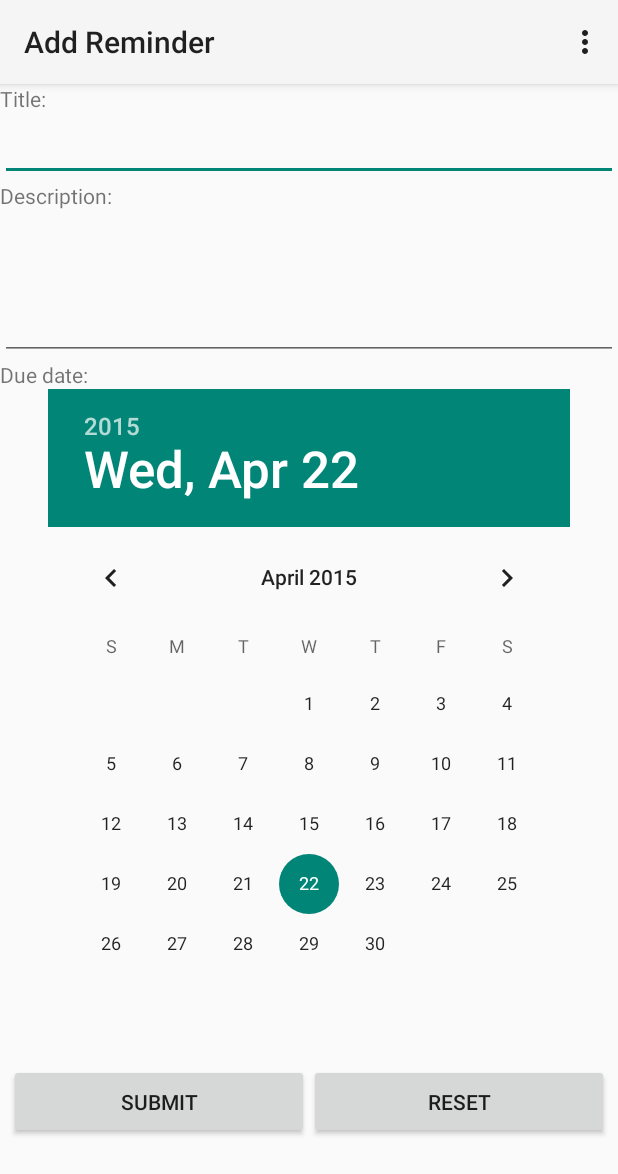
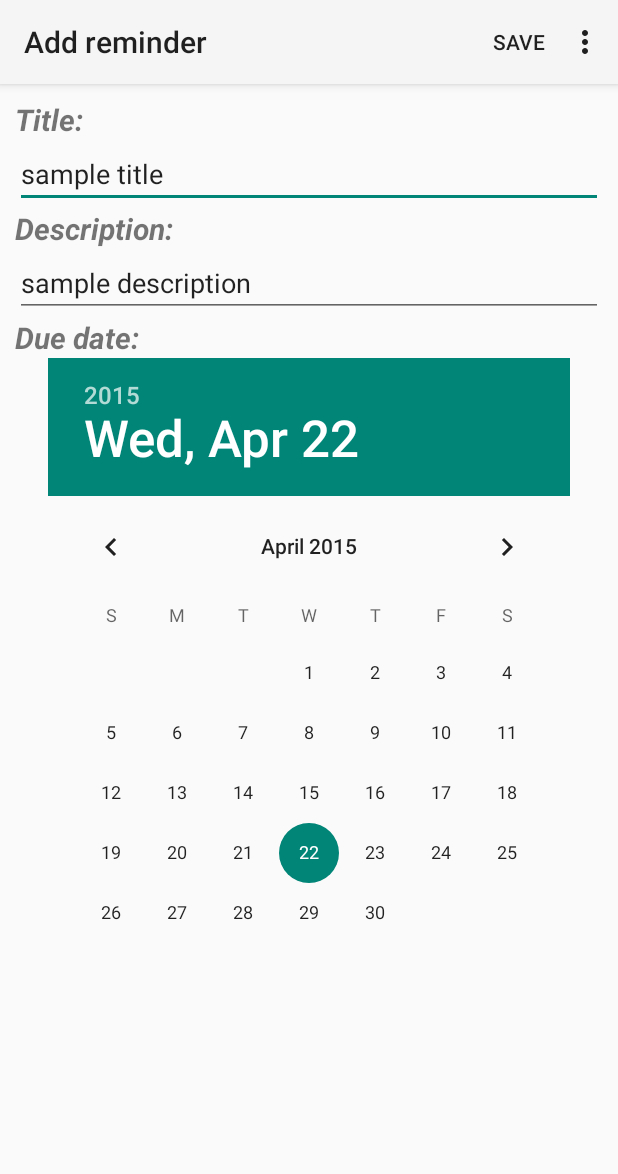
Before and after one commit to zippoobbiz/FIT4039-Android-week5lab, an Android app: the AddReminderActivity screen opened directly, with no data from a screen before it, on a phone screen of 412 x 824 dp. Shown: the top 1174 px of the screen. Run offline under Robolectric (Android 15) with nearby library versions, the phone set to English and light mode, and no system bars.

Commit message:
update all the functionality
sort
delete
layout
date form
change all the button

```diff
--- a/app/src/main/java/com/assignment/xiaoduo/week5lab/AddReminderActivity.java
+++ b/app/src/main/java/com/assignment/xiaoduo/week5lab/AddReminderActivity.java
@@ -7,6 +7,7 @@ import android.util.Log;
 import android.view.Menu;
 import android.view.MenuItem;
 import android.view.View;
+import android.view.WindowManager;
 import android.widget.Button;
 import android.widget.DatePicker;
 import android.widget.EditText;
@@ -20,7 +21,6 @@ public class AddReminderActivity extends Activity {
 
     EditText title_et, description_et;
     DatePicker dueDate_dp;
-    Button submit_bt, reset_bt;
     @Override
     protected void onCreate(Bundle savedInstanceState) {
         super.onCreate(savedInstanceState);
@@ -29,42 +29,32 @@ public class AddReminderActivity extends Activity {
         title_et = (EditText)this.findViewById(R.id.title_et);
         description_et = (EditText)this.findViewById(R.id.description_et);
         dueDate_dp = (DatePicker)this.findViewById(R.id.due_date_tp);
-        submit_bt = (Button)this.findViewById(R.id.submit_bt);
-        reset_bt = (Button)this.findViewById(R.id.reset_bt);
-        submit_bt.setOnClickListener(new View.OnClickListener() {
-            @Override
-            public void onClick(View view) {
-                Toast.makeText(AddReminderActivity.this, "Button Clicked", Toast.LENGTH_SHORT).show();
-                Reminder r = new Reminder();
-                r.setTitle(title_et.getText().toString());
-                r.setDescription(description_et.getText().toString());
-                r.setDueDate(new Date(dueDate_dp.getYear(), dueDate_dp.getMonth(), dueDate_dp.getDayOfMonth()));
-                r.setCompleted(false);
-                if(DbHelper.createDatabaseSuccessfully(AddReminderActivity.this,r))
-                {
-                    finish();
-                    Log.i("AddReminderActivity", "insert success");
-                }else
-                {
-                    Log.i("AddReminderActivity", "insert fail, try again");
-                }
-            }
-
-        });
-        reset_bt.setOnClickListener(new View.OnClickListener() {
-            @Override
-            public void onClick(View view) {
-                title_et.setText("");
-                description_et.setText("");
-                Calendar c = Calendar.getInstance();
-                int mYear = c.get(Calendar.YEAR);
-                int mMonth = c.get(Calendar.MONTH);
-                int mDay = c.get(Calendar.DAY_OF_MONTH);
-                dueDate_dp.init(mYear, mMonth, mDay, null);
-                Log.i("AddReminderActivity", "reset");
-            }
-
-        });
+//        submit_bt = (Button)this.findViewById(R.id.submit_bt);
+//        reset_bt = (Button)this.findViewById(R.id.reset_bt);
+//        submit_bt.setOnClickListener(new View.OnClickListener() {
+//            @Override
+//            public void onClick(View view) {
+//
+//            }
+//
+//        });
+//        reset_bt.setOnClickListener(new View.OnClickListener() {
+//            @Override
+//            public void onClick(View view) {
+//                title_et.setText("");
+//                description_et.setText("");
+//                Calendar c = Calendar.getInstance();
+//                int mYear = c.get(Calendar.YEAR);
+//                int mMonth = c.get(Calendar.MONTH);
+//                int mDay = c.get(Calendar.DAY_OF_MONTH);
+//                dueDate_dp.init(mYear, mMonth, mDay, null);
+//                Log.i("AddReminderActivity", "reset");
+//            }
+//
+//        });
+        title_et.setText("sample title");
+        description_et.setText("sample description");
+        getWindow().setSoftInputMode(WindowManager.LayoutParams.SOFT_INPUT_STATE_HIDDEN);
     }
 
 
@@ -85,6 +75,22 @@ public class AddReminderActivity extends Activity {
         //noinspection SimplifiableIfStatement
         if (id == R.id.action_settings) {
             return true;
+        }else if(id == R.id.action_save)
+        {
+            Toast.makeText(AddReminderActivity.this, "Button Clicked", Toast.LENGTH_SHORT).show();
+            Reminder r = new Reminder();
+            r.setTitle(title_et.getText().toString());
+            r.setDescription(description_et.getText().toString());
+            r.setDueDate(new Date(dueDate_dp.getYear(), dueDate_dp.getMonth(), dueDate_dp.getDayOfMonth()));
+            r.setCompleted(false);
+            if(DbHelper.createDatabaseSuccessfully(AddReminderActivity.this,r))
+            {
+                finish();
+                Log.i("AddReminderActivity", "insert success");
+            }else
+            {
+                Log.i("AddReminderActivity", "insert fail, try again");
+            }
         }
 
         return super.onOptionsItemSelected(item);
--- a/app/src/main/java/com/assignment/xiaoduo/week5lab/ReminderAdapter.java
+++ b/app/src/main/java/com/assignment/xiaoduo/week5lab/ReminderAdapter.java
@@ -46,7 +46,8 @@ public class ReminderAdapter extends BaseAdapter {
         TextView item_title_et = (TextView) convertView.findViewById(R.id.item_title_et);
         TextView item_due_date_et = (TextView) convertView.findViewById(R.id.item_due_date_et);
         item_title_et.setText(reminder.getTitle());
-        item_due_date_et.setText(reminder.getDueDate().toString());
+        item_due_date_et.setText(reminder.getDueDate().getDate()+"-"+( reminder.getDueDate().getMonth()+ 1 )+"-"+reminder.getDueDate().getYear());
+
 
         return convertView;
     }
--- a/app/src/main/res/layout/activity_add_reminder.xml
+++ b/app/src/main/res/layout/activity_add_reminder.xml
@@ -3,9 +3,18 @@
     android:layout_width="match_parent"
     android:layout_height="match_parent"
     android:orientation="vertical"
+    android:layout_margin="10dp"
     tools:context=".ReminderList">
-
+    <ScrollView
+        android:layout_width="match_parent"
+        android:layout_height="match_parent">
+        <LinearLayout
+            android:layout_width="match_parent"
+            android:layout_height="wrap_content"
+            android:orientation="vertical">
             <TextView
+                android:textStyle="italic|bold"
+                android:textSize="20dp"
                 android:layout_width="match_parent"
                 android:layout_height="wrap_content"
                 android:text="@string/add_reminder_title"/>
@@ -15,17 +24,21 @@
                 android:layout_height="wrap_content"/>
 
             <TextView
+                android:textStyle="italic|bold"
+                android:textSize="20dp"
                 android:layout_width="match_parent"
                 android:layout_height="wrap_content"
                 android:text="@string/add_reminder_description"/>
             <EditText
                 android:id="@+id/description_et"
                 android:layout_width="match_parent"
-        android:layout_height="100dp"
+                android:layout_height="wrap_content"
                 android:inputType="textImeMultiLine"
                 android:gravity="left|top"/>
 
             <TextView
+                android:textStyle="italic|bold"
+                android:textSize="20dp"
                 android:layout_width="match_parent"
                 android:layout_height="wrap_content"
                 android:text="@string/add_reminder_due_date"/>
@@ -34,22 +47,6 @@
                 android:layout_width="wrap_content"
                 android:layout_height="wrap_content"
                 android:layout_gravity="center_horizontal"/>
-
-    <LinearLayout
-        android:layout_marginTop="20dp"
-        android:layout_width="match_parent"
-        android:layout_height="50dp"
-        android:orientation="horizontal"
-        android:gravity="center">
-        <Button
-            android:layout_width="200dp"
-            android:layout_height="match_parent"
-            android:id="@+id/submit_bt"
-            android:text="@string/add_reminder_submit"/>
-        <Button
-            android:layout_width="200dp"
-            android:layout_height="match_parent"
-            android:id="@+id/reset_bt"
-            android:text="@string/add_reminder_reset"/>
         </LinearLayout>
+    </ScrollView>
 </LinearLayout>
--- a/app/src/main/res/layout/activity_reminder_list.xml
+++ b/app/src/main/res/layout/activity_reminder_list.xml
@@ -8,7 +8,7 @@
     <ListView
         android:id="@+id/reminder_list_lv"
         android:layout_width="match_parent"
-        android:layout_height="300dp">
+        android:layout_height="match_parent">
     </ListView>
 
 </LinearLayout>
--- a/app/src/main/res/menu/menu_add_reminder.xml
+++ b/app/src/main/res/menu/menu_add_reminder.xml
@@ -1,6 +1,9 @@
 <menu xmlns:android="http://schemas.android.com/apk/res/android"
     xmlns:tools="http://schemas.android.com/tools"
     tools:context="com.assignment.xiaoduo.week5lab.AddReminderActivity">
+    <item android:id="@+id/action_save"
+        android:title="@string/action_save"
+        android:showAsAction="always" />
     <item android:id="@+id/action_settings" android:title="@string/action_settings"
         android:orderInCategory="100" android:showAsAction="never" />
 </menu>
--- a/app/src/main/res/menu/menu_edit_reminder.xml
+++ b/app/src/main/res/menu/menu_edit_reminder.xml
@@ -1,6 +1,9 @@
 <menu xmlns:android="http://schemas.android.com/apk/res/android"
     xmlns:tools="http://schemas.android.com/tools"
     tools:context="com.assignment.xiaoduo.week5lab.EditReminderActivity">
+    <item android:id="@+id/action_edit"
+        android:title="@string/action_edit"
+        android:showAsAction="always" />
     <item android:id="@+id/action_settings" android:title="@string/action_settings"
         android:orderInCategory="100" android:showAsAction="never" />
 </menu>
--- a/app/src/main/res/menu/menu_reminder_list.xml
+++ b/app/src/main/res/menu/menu_reminder_list.xml
@@ -1,7 +1,6 @@
 <menu xmlns:android="http://schemas.android.com/apk/res/android"
     xmlns:tools="http://schemas.android.com/tools" tools:context=".ReminderListActivity">
     <item android:id="@+id/action_add"
-        android:icon="@drawable/ic_action_add"
         android:title="@string/action_add"
         android:showAsAction="ifRoom" />
     <item android:id="@+id/action_settings"
```
Also changed, not shown: app/src/main/java/com/assignment/xiaoduo/week5lab/DbHelper.java (+16 -0 lines), app/src/main/java/com/assignment/xiaoduo/week5lab/EditReminderActivity.java (+33 -28 lines), app/src/main/java/com/assignment/xiaoduo/week5lab/ReminderListActivity.java (+51 -0 lines), app/src/main/res/layout/activity_edit_reminder.xml (+23 -24 lines), app/src/main/res/values/strings.xml (+5 -4 lines). Lines whose indentation alone changed are shown as unchanged.
